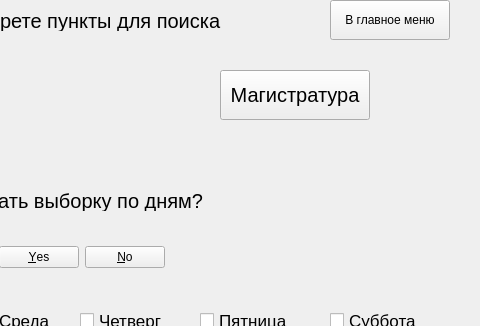
First picture: the form in Project/Database_shcedule/schedule_menu_.ui, repository paknikolay/DBProject, before the edit; both pictures show x 320 to 800 and y 0 to 326 of the 800 by 600 pixel window.
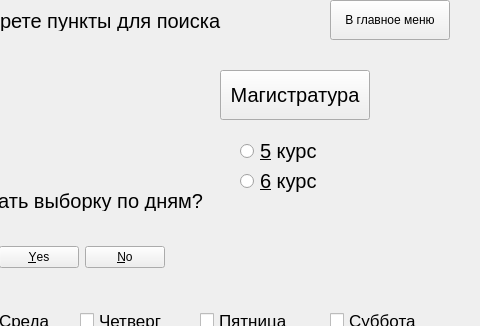
Second picture: the form after the edit.

Diff of the .ui file:
```diff
--- a/Project/Database_shcedule/schedule_menu_.ui
+++ b/Project/Database_shcedule/schedule_menu_.ui
@@ -351,6 +351,42 @@
      <string>&amp;2 курс</string>
     </property>
    </widget>
+   <widget class="QRadioButton" name="sixth">
+    <property name="geometry">
+     <rect>
+      <x>560</x>
+      <y>170</y>
+      <width>105</width>
+      <height>22</height>
+     </rect>
+    </property>
+    <property name="font">
+     <font>
+      <pointsize>15</pointsize>
+     </font>
+    </property>
+    <property name="text">
+     <string>&amp;6 курс</string>
+    </property>
+   </widget>
+   <widget class="QRadioButton" name="fifth">
+    <property name="geometry">
+     <rect>
+      <x>560</x>
+      <y>140</y>
+      <width>105</width>
+      <height>22</height>
+     </rect>
+    </property>
+    <property name="font">
+     <font>
+      <pointsize>15</pointsize>
+     </font>
+    </property>
+    <property name="text">
+     <string>&amp;5 курс</string>
+    </property>
+   </widget>
   </widget>
   <widget class="QMenuBar" name="menubar">
    <property name="geometry">
```
Left out of the diff: 28 changed lines with no effect on the pictures.
